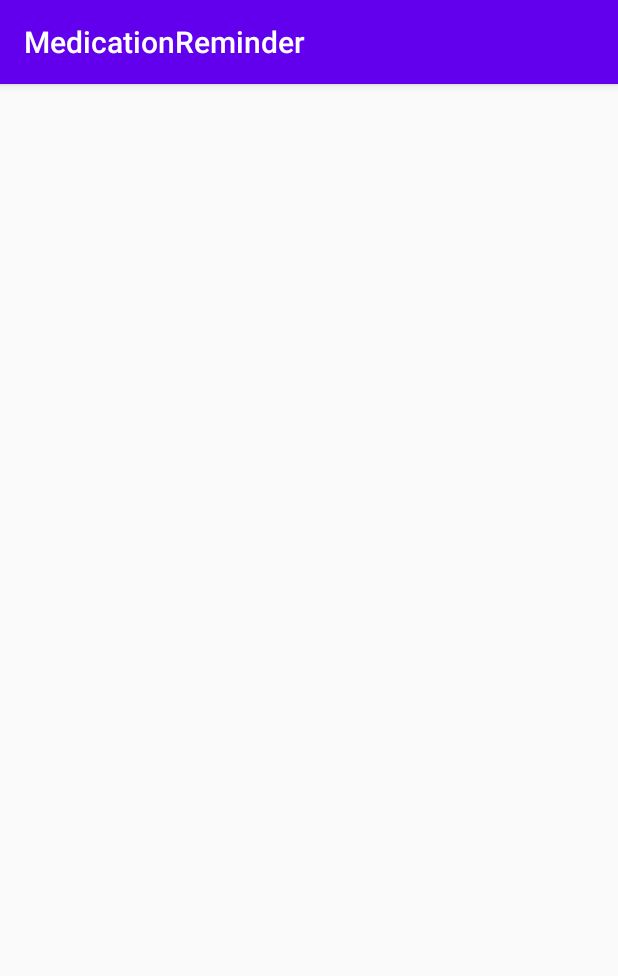
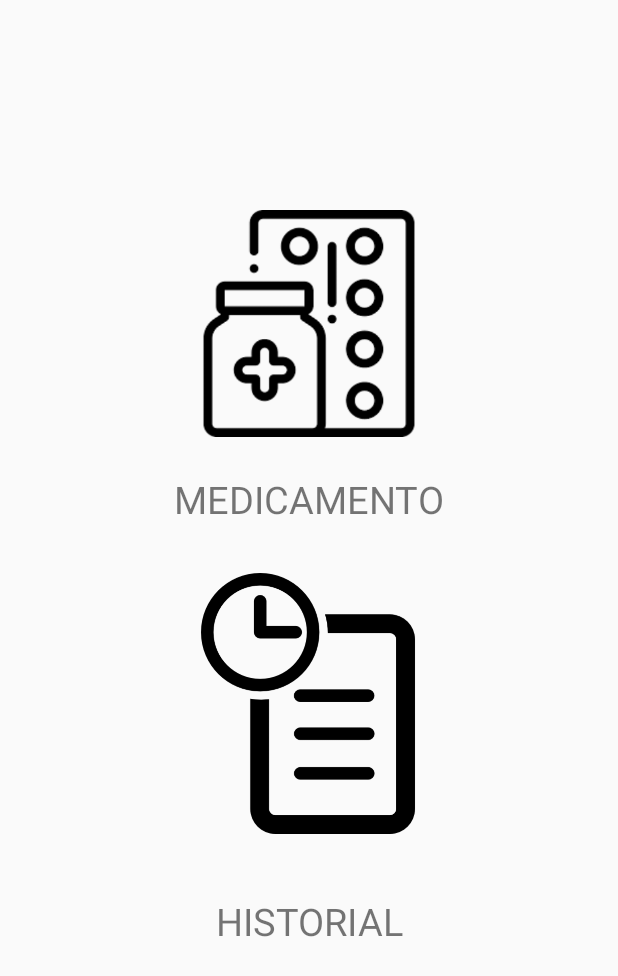
Before and after one commit to sofiaescobar28/MedicationReminder01, an Android app: the screen it shows after launch (Splash_inicio before the commit, Recordatorio_pregunta after it), on a phone screen of 412 x 824 dp. Shown: the top 976 px of the screen. Run offline under Robolectric (Android 15) with nearby library versions, the phone set to English and light mode, and no system bars.

Commit message:
agrego pregunta y medicamento, aparte agrego 2 imagenes de historial y medicamento

```diff
--- /dev/null
+++ b/app/src/main/java/sv/edu/catolica/medicationreminder/Recordatorio_pregunta.java
@@ -0,0 +1,27 @@
+package sv.edu.catolica.medicationreminder;
+
+import androidx.appcompat.app.AppCompatActivity;
+
+import android.content.Intent;
+import android.os.Bundle;
+import android.view.View;
+
+public class Recordatorio_pregunta extends AppCompatActivity {
+
+    @Override
+    protected void onCreate(Bundle savedInstanceState) {
+        super.onCreate(savedInstanceState);
+        setContentView(R.layout.activity_recordatorio_pregunta);
+        getSupportActionBar().hide();
+    }
+
+    public void MedicamentoP (View v)
+    {
+        Intent medicamento = new Intent(Recordatorio_pregunta.this,medicamento_recordatorio.class);
+        startActivity(medicamento);
+    }
+    public void HistorialP (View v)
+    {
+
+    }
+}
--- /dev/null
+++ b/app/src/main/res/layout/activity_recordatorio_pregunta.xml
@@ -0,0 +1,56 @@
+<?xml version="1.0" encoding="utf-8"?>
+<androidx.constraintlayout.widget.ConstraintLayout xmlns:android="http://schemas.android.com/apk/res/android"
+    xmlns:app="http://schemas.android.com/apk/res-auto"
+    xmlns:tools="http://schemas.android.com/tools"
+    android:layout_width="match_parent"
+    android:layout_height="match_parent"
+    tools:context=".Recordatorio_pregunta">
+
+    <ImageView
+        android:id="@+id/imageView3"
+        android:layout_width="185dp"
+        android:layout_height="151dp"
+        android:layout_marginTop="140dp"
+        android:contentDescription="@string/icono_de_medicamento"
+        app:layout_constraintEnd_toEndOf="parent"
+        app:layout_constraintStart_toStartOf="parent"
+        app:layout_constraintTop_toTopOf="parent"
+        android:onClick="MedicamentoP"
+        app:srcCompat="@drawable/medicamento" />
+
+    <TextView
+        android:id="@+id/textView"
+        android:layout_width="wrap_content"
+        android:layout_height="wrap_content"
+        android:layout_marginTop="24dp"
+        android:text="@string/medicamento"
+        android:textSize="25sp"
+        app:layout_constraintEnd_toEndOf="parent"
+        app:layout_constraintStart_toStartOf="parent"
+        app:layout_constraintTop_toBottomOf="@+id/imageView3" />
+
+    <ImageView
+        android:id="@+id/imageView4"
+        android:layout_width="181dp"
+        android:layout_height="174dp"
+        android:layout_marginTop="32dp"
+        android:contentDescription="@string/icono_de_historial"
+        app:layout_constraintEnd_toEndOf="parent"
+        app:layout_constraintHorizontal_bias="0.497"
+        app:layout_constraintStart_toStartOf="parent"
+        app:layout_constraintTop_toBottomOf="@+id/textView"
+        app:srcCompat="@drawable/historial" />
+
+    <TextView
+        android:id="@+id/textView3"
+        android:layout_width="wrap_content"
+        android:layout_height="wrap_content"
+        android:text="@string/historial"
+        android:textSize="25sp"
+        app:layout_constraintBottom_toBottomOf="parent"
+        app:layout_constraintEnd_toEndOf="parent"
+        app:layout_constraintStart_toStartOf="parent"
+        app:layout_constraintTop_toBottomOf="@+id/imageView4"
+        app:layout_constraintVertical_bias="0.174" />
+
+</androidx.constraintlayout.widget.ConstraintLayout>
--- a/app/src/main/res/values/strings.xml
+++ b/app/src/main/res/values/strings.xml
@@ -9,4 +9,12 @@
     <string name="dd_mm_aaa">dd/mm/aaa</string>
     <string name="formatoFechaFinal">dd/MM/aaaa</string>
     <string name="logo_de_app">logo de app</string>
+    <string name="historial">HISTORIAL</string>
+    <string name="medicamento">MEDICAMENTO</string>
+    <string name="icono_de_medicamento">Icono de medicamento</string>
+    <string name="icono_de_historial">Icono de historial</string>
+    <string name="medicamentos">Medicamentos</string>
+    <string name="dosificacion">Dosificación:</string>
+    <string name="dosi">Dosi:</string>
+    <string name="tomar">TOMAR</string>
 </resources>
```
Also changed, not shown: app/src/main/AndroidManifest.xml (+6 -4 lines), app/src/main/java/sv/edu/catolica/medicationreminder/Add_Recordatorios.java (+28 -0 lines), app/src/main/java/sv/edu/catolica/medicationreminder/medicamento_recordatorio.java (added, +14 -0 lines), app/src/main/res/layout/activity_add__recordatorios.xml (+8 -6 lines), app/src/main/res/layout/activity_medicamento_recordatorio.xml (added, +86 -0 lines), app/src/main/res/drawable/historial.png (added), app/src/main/res/drawable/medicamento.png (added).
